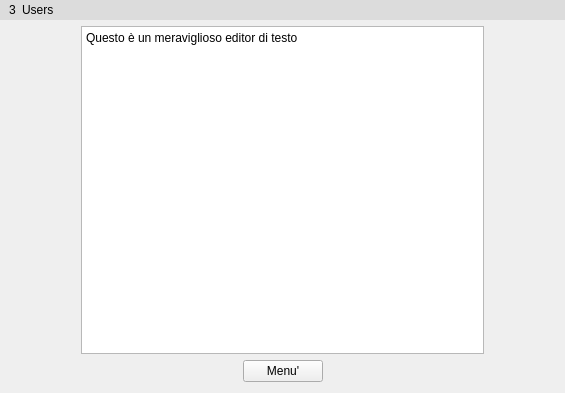
This is CLIENT/GUI/ui/gui_editor.ui in GiuliCler/GIMPteam as Qt 5 draws it before an edit. The edited form follows.
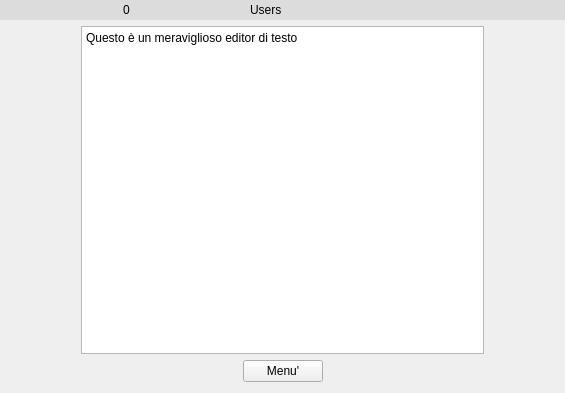
This is the edited form.

```diff
--- a/CLIENT/GUI/ui/gui_editor.ui
+++ b/CLIENT/GUI/ui/gui_editor.ui
@@ -26,7 +26,7 @@
    <item>
     <widget class="QWidget" name="usersMenuWidget" native="true">
      <property name="sizePolicy">
-      <sizepolicy hsizetype="Expanding" vsizetype="Preferred">
+      <sizepolicy hsizetype="Preferred" vsizetype="Preferred">
        <horstretch>0</horstretch>
        <verstretch>0</verstretch>
       </sizepolicy>
@@ -107,13 +107,25 @@
       </property>
       <item>
        <widget class="QLabel" name="numberUsersLabel">
+        <property name="sizePolicy">
+         <sizepolicy hsizetype="Fixed" vsizetype="Preferred">
+          <horstretch>0</horstretch>
+          <verstretch>0</verstretch>
+         </sizepolicy>
+        </property>
         <property name="text">
-         <string>3</string>
+         <string>0</string>
         </property>
        </widget>
       </item>
       <item>
        <widget class="QLabel" name="label">
+        <property name="sizePolicy">
+         <sizepolicy hsizetype="Fixed" vsizetype="Fixed">
+          <horstretch>0</horstretch>
+          <verstretch>0</verstretch>
+         </sizepolicy>
+        </property>
         <property name="text">
          <string>Users</string>
         </property>
@@ -134,6 +146,9 @@
         <property name="orientation">
          <enum>Qt::Horizontal</enum>
         </property>
+        <property name="sizeType">
+         <enum>QSizePolicy::Preferred</enum>
+        </property>
         <property name="sizeHint" stdset="0">
          <size>
           <width>40</width>
```
